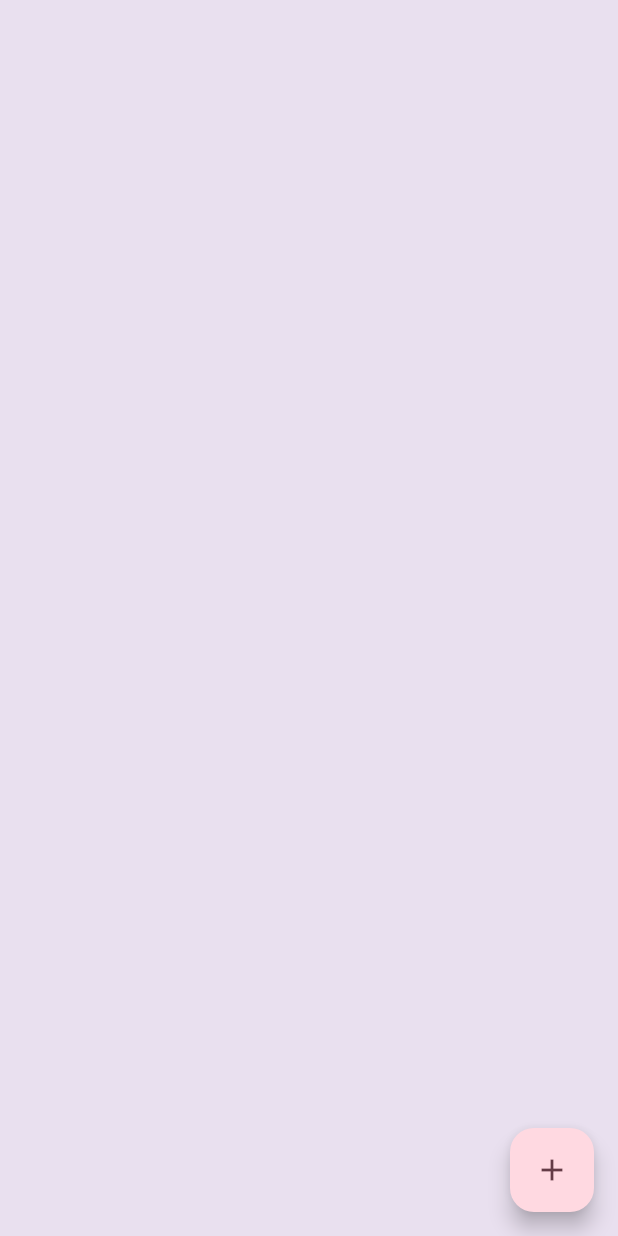
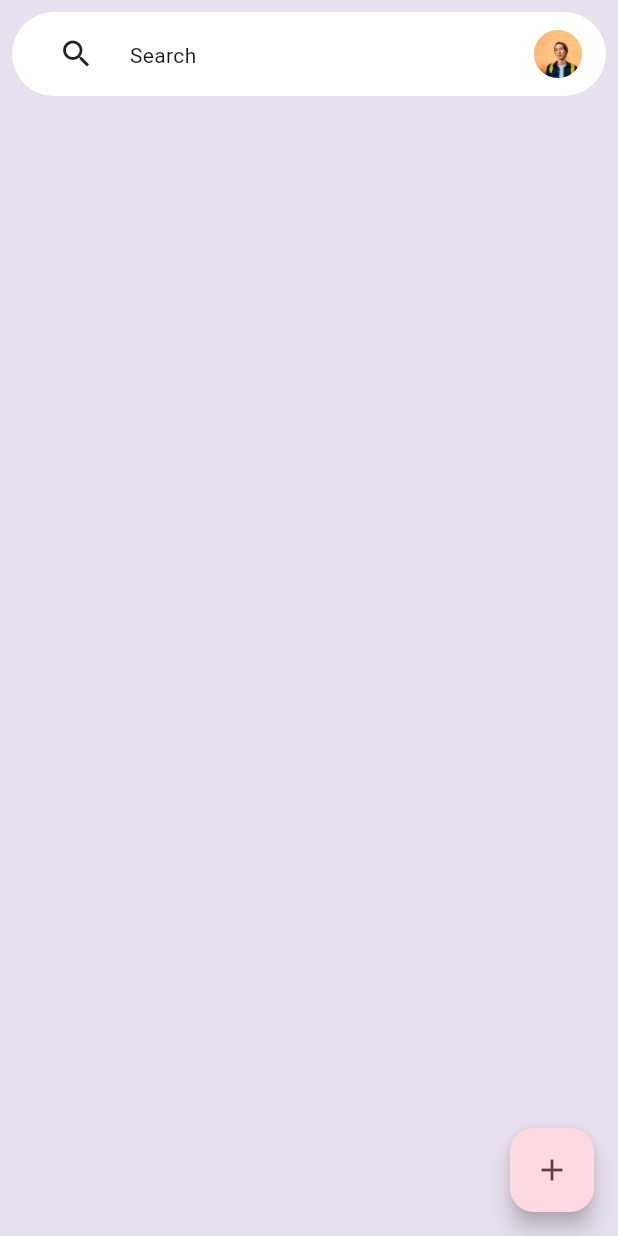
Before and after one commit to Phool-Prakash/MessengerApp, a Flutter app: the screen it shows after launch, on a phone screen of 412 x 824 dp. Run offline on Flutter 3.47's test engine with Material 3 defaults, Android fonts, the phone set to English and light mode, and no system bars.

Commit message:
search_bar

```diff
--- a/lib/main.dart
+++ b/lib/main.dart
@@ -1,4 +1,7 @@
 import 'package:flutter/material.dart';
+import 'package:messenger_app/model/data.dart' as data;
+import 'package:messenger_app/widgets/email_list_view.dart';
+import 'model/models.dart';
 
 void main() {
   runApp(const MyApp());
@@ -17,14 +20,16 @@ class MyApp extends StatelessWidget {
         colorScheme: ColorScheme.fromSeed(seedColor: Colors.deepPurple),
         useMaterial3: true,
       ),
-      home: Feed(),
+      home: Feed(
+        currentUser: data.user_0,
+      ),
     );
   }
 }
 
 class Feed extends StatefulWidget {
-  const Feed({super.key});
-
+  const Feed({super.key, required this.currentUser});
+  final User currentUser;
   @override
   State<Feed> createState() => _FeedState();
 }
@@ -37,8 +42,10 @@ class _FeedState extends State<Feed> {
   Widget build(BuildContext context) {
     return Scaffold(
       body: Container(
-        color: _backgroundColor,
-      ),
+          color: _backgroundColor,
+          child: EmailListView(
+            currentUser: widget.currentUser,
+          )),
       floatingActionButton: FloatingActionButton(
         backgroundColor: _colorScheme.tertiaryContainer,
         foregroundColor: _colorScheme.onTertiaryContainer,
--- a/lib/model/data.dart
+++ b/lib/model/data.dart
@@ -0,0 +1,54 @@
+import 'package:messenger_app/model/models.dart';
+
+final User user_0 = User(
+    name: const Name(fName: 'Saket', lName: 'Kumar'),
+    avatarUrl: 'assets/images/avatar_1.png',
+    lastActive: DateTime.now());
+
+final User user_1 = User(
+    name: const Name(fName: 'Chiya', lName: ''),
+    avatarUrl: 'assets/images/avatar_2.png',
+    lastActive: DateTime.now().subtract(const Duration(minutes: 10)));
+
+final User user_2 = User(
+    name: const Name(fName: 'Phool', lName: 'Prakash'),
+    avatarUrl: 'assets/images/avatar_3.png',
+    lastActive: DateTime.now().subtract(const Duration(minutes: 30)));
+
+final User user_3 = User(
+    name: const Name(fName: 'Aashna', lName: 'Joshi'),
+    avatarUrl: 'assets/image/avatar_4.png',
+    lastActive: DateTime.now().subtract(const Duration(minutes: 15)));
+
+final User user_4 = User(
+    name: const Name(fName: 'Ritik', lName: 'Raj'),
+    avatarUrl: 'asstes/images/avatar_5.png',
+    lastActive: DateTime.now().subtract(const Duration(hours: 1)));
+
+final List<Email> emails = [
+  Email(
+    sender: user_1,
+    recipients: [user_3, user_2],
+    subject: 'Dinner Club',
+    content: "I think it's time for us to finally try that new noodle shop"
+        " downtown that doesn't use menus. Anyone else have"
+        " other suggestions for dinner club this week? "
+        "I'm so intrigued by this idea of a noodle restaurant where no one"
+        " gets to order for themselves - could be fun, or terrible, or both :)\n\nSo",
+  ),
+  Email(
+    sender: user_0,
+    recipients: [
+      user_3,
+      user_2,
+    ],
+    subject: 'Dinner Club',
+    content:
+        "Yes! I forgot about that place! I'm definitely up "
+            "for taking a risk this week and handing control over "
+            "to this mysterious noodle chef. I wonder what happens "
+            "if you have allergies though? Lucky none of us have any "
+            "otherwise I'd be a bit concerned.\n\nThis is going to be great."
+            " See you all at the usual time?",
+  )
+];
--- /dev/null
+++ b/lib/widgets/email_list_view.dart
@@ -0,0 +1,39 @@
+import 'package:flutter/material.dart';
+import 'search_bar.dart' as search_bar;
+import 'package:messenger_app/model/data.dart' as data;
+import '../model/models.dart';
+
+class EmailListView extends StatelessWidget {
+  const EmailListView(
+      {super.key,
+      this.selectedIndex,
+      this.onSelected,
+      required this.currentUser});
+  final int? selectedIndex;
+  final ValueChanged<int>? onSelected;
+  final User currentUser;
+  @override
+  Widget build(BuildContext context) {
+    return Padding(
+      padding: const EdgeInsets.symmetric(horizontal: 8.0),
+      child: ListView(
+        children: [
+          SizedBox(
+            height: 8,
+          ),
+          search_bar.SearchBar(
+            currentUser: currentUser,
+          ),
+          const SizedBox(
+            height: 8,
+          ),
+          ...List.generate(data.emails.length, (index) {
+            return Padding(
+              padding: const EdgeInsets.only(bottom: 8),
+            );
+          })
+        ],
+      ),
+    );
+  }
+}
--- /dev/null
+++ b/lib/widgets/email_widget.dart
@@ -0,0 +1,22 @@
+import 'package:flutter/material.dart';
+
+enum EmailType{
+  preview,
+  threaded,
+  primaryThreaded,
+}
+
+class EmailWidget extends StatefulWidget {
+  const EmailWidget({super.key});
+
+  @override
+  State<EmailWidget> createState() => _EmailWidgetState();
+}
+
+class _EmailWidgetState extends State<EmailWidget> {
+  @override
+  Widget build(BuildContext context) {
+    return GestureDetector(
+    );
+  }
+}
--- /dev/null
+++ b/lib/widgets/search_bar.dart
@@ -0,0 +1,41 @@
+import 'package:flutter/material.dart';
+
+import '../model/models.dart';
+
+class SearchBar extends StatelessWidget {
+  const SearchBar({super.key, required this.currentUser});
+
+  final User currentUser;
+  @override
+  Widget build(BuildContext context) {
+    return SizedBox(
+      height: 56,
+      child: Container(
+        decoration: BoxDecoration(
+            borderRadius: BorderRadius.circular(100), color: Colors.white),
+        padding:const EdgeInsets.fromLTRB(31, 12, 12, 12),
+        child: Row(
+          crossAxisAlignment: CrossAxisAlignment.center,
+          children: [
+            const Icon(Icons.search),
+            const SizedBox(
+              width: 23.5,
+            ),
+            Expanded(
+                child: TextField(
+              maxLines: 1,
+              decoration: InputDecoration(
+                  isDense: true,
+                  border: InputBorder.none,
+                  hintText: 'Search',
+                  hintStyle: Theme.of(context).textTheme.bodyMedium),
+            )),
+            CircleAvatar(
+              backgroundImage: AssetImage(currentUser.avatarUrl),
+            )
+          ],
+        ),
+      ),
+    );
+  }
+}
```
